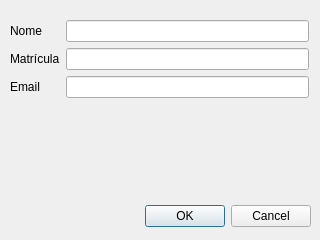
Before: the Qt Designer form userRegister.ui in Gaffaell/projeto-agenda, drawn with Qt 5.
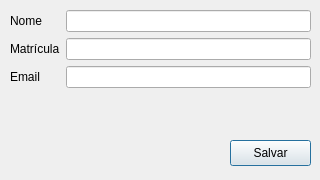
After: the same form once the commit is applied.

```diff
--- a/userRegister.ui
+++ b/userRegister.ui
@@ -7,26 +7,23 @@
     <x>0</x>
     <y>0</y>
     <width>320</width>
-    <height>240</height>
+    <height>180</height>
    </rect>
   </property>
   <property name="windowTitle">
    <string>Dialog</string>
   </property>
-  <widget class="QDialogButtonBox" name="buttonBox">
+  <widget class="QPushButton" name="saveUserButton">
    <property name="geometry">
     <rect>
-     <x>10</x>
-     <y>200</y>
-     <width>301</width>
-     <height>32</height>
+     <x>230</x>
+     <y>140</y>
+     <width>81</width>
+     <height>26</height>
     </rect>
    </property>
-   <property name="orientation">
-    <enum>Qt::Orientation::Horizontal</enum>
-   </property>
-   <property name="standardButtons">
-    <set>QDialogButtonBox::StandardButton::Cancel|QDialogButtonBox::StandardButton::Ok</set>
+   <property name="text">
+    <string>Salvar</string>
    </property>
   </widget>
   <widget class="QWidget" name="verticalLayoutWidget">
@@ -35,17 +32,6 @@
      <x>10</x>
      <y>10</y>
      <width>301</width>
-     <height>121</height>
-    </rect>
-   </property>
-   <layout class="QVBoxLayout" name="verticalLayout_3"/>
-  </widget>
-  <widget class="QWidget" name="">
-   <property name="geometry">
-    <rect>
-     <x>10</x>
-     <y>20</y>
-     <width>299</width>
      <height>119</height>
     </rect>
    </property>
```
Left out of the diff: 43 changed lines with no effect on the pictures.
